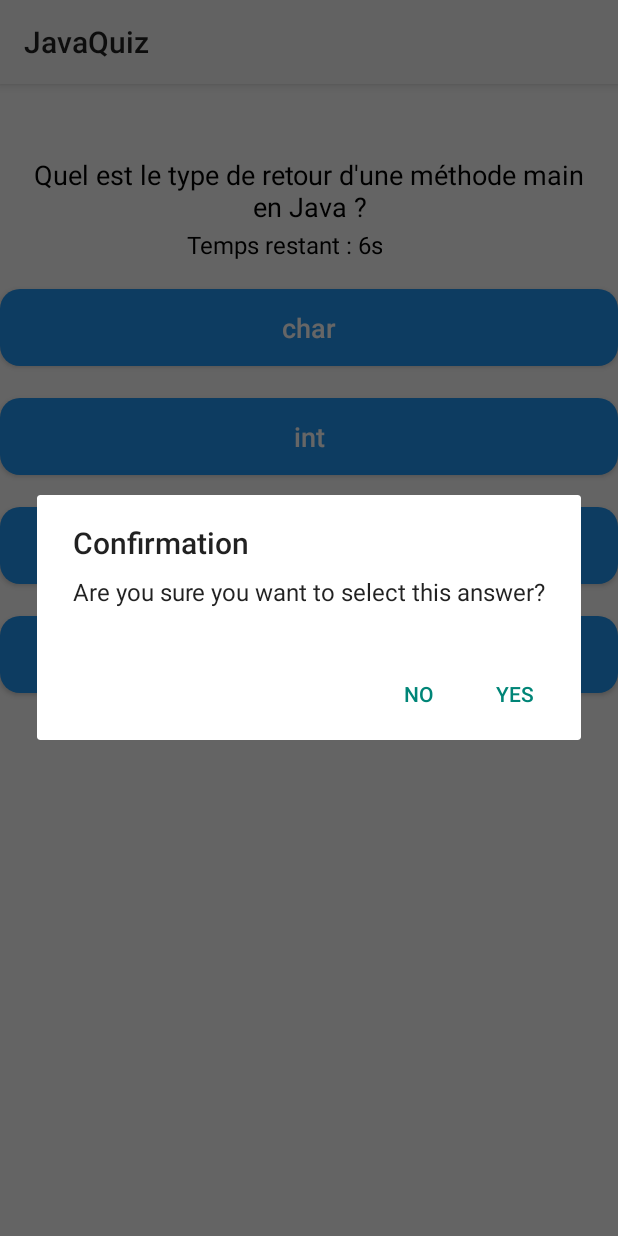
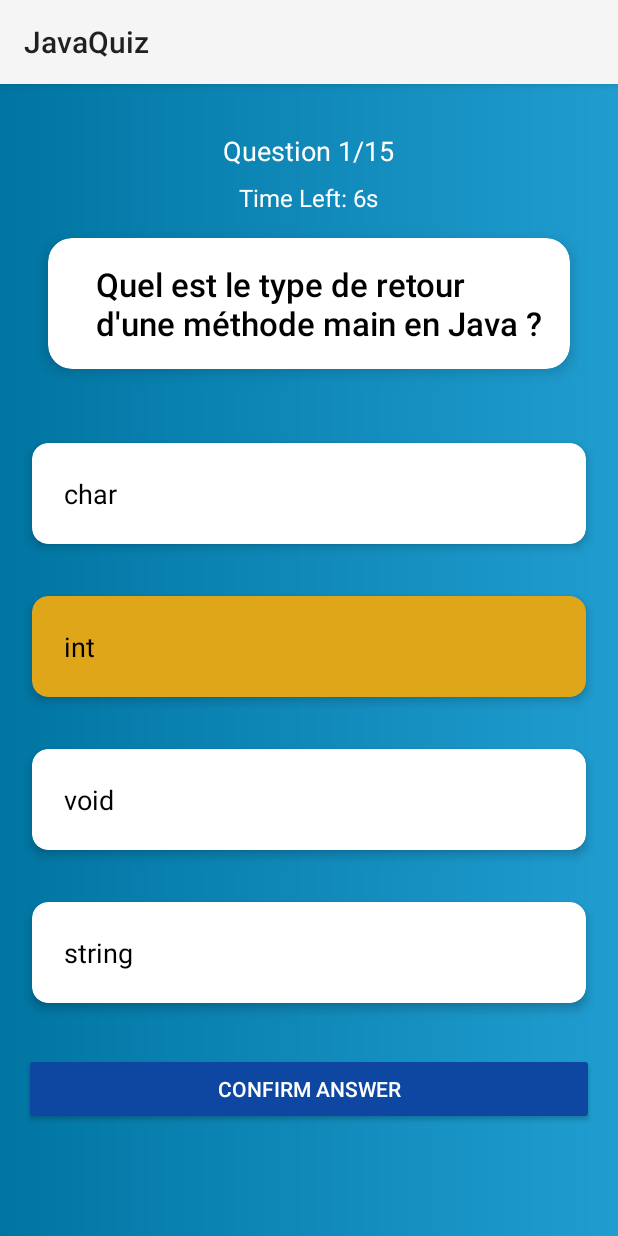
Before and after one commit to sofexbk/PROJET_Jaquiz_G2, an Android app: the ExamModeActivity screen opened directly, with no data from a screen before it, after a tap on "int", on a phone screen of 412 x 824 dp. Run offline under Robolectric (Android 15) with nearby library versions, the phone set to English and light mode, and no system bars.

Commit message:
exam changes

```diff
--- a/app/src/main/java/com/example/javaquiz/ExamModeActivity.java
+++ b/app/src/main/java/com/example/javaquiz/ExamModeActivity.java
@@ -1,10 +1,11 @@
 package com.example.javaquiz;
 
 import android.content.Intent;
+import android.content.res.ColorStateList;
+import android.graphics.Color;
 import android.graphics.drawable.GradientDrawable;
 import android.os.Bundle;
 import android.os.CountDownTimer;
-import android.os.Handler;
 import android.view.View;
 import android.widget.Button;
 import android.widget.LinearLayout;
@@ -15,14 +16,16 @@ import com.example.javaquiz.Models.QuestionExam;
 import com.example.javaquiz.Utils.JSONParserExam;
 import com.example.javaquiz.Utils.QuizDatabaseHelper;
 import com.example.javaquiz.Utils.loadQuizData;
+
 import java.util.ArrayList;
 import java.util.Arrays;
 import java.util.Collections;
 import java.util.List;
 
 public class ExamModeActivity extends AppCompatActivity {
-    private TextView questionText, scoreText, timerText;
+    private TextView questionText, timerText, questionIndicator;
     private LinearLayout optionsLayout;
+    private Button confirmButton;
     private List<QuestionExam> questions;
     private List<QuestionExam> selectedQuestions;
     private int currentQuestionIndex = 0;
@@ -31,19 +34,19 @@ public class ExamModeActivity extends AppCompatActivity {
     private long startTime;
     private int questionTimeLimit = 10;
     private CountDownTimer countDownTimer;
-    private boolean hasAnswered = false; // Track if the user has answered the current question
+    private String selectedOption = null;
 
     @Override
     protected void onCreate(Bundle savedInstanceState) {
         super.onCreate(savedInstanceState);
         setContentView(R.layout.activity_exam_mode);
 
+        // Initialize views
         questionText = findViewById(R.id.questionText);
+        timerText = findViewById(R.id.timerText);
+        questionIndicator = findViewById(R.id.questionIndicator);
         optionsLayout = findViewById(R.id.optionsLayout);
-        scoreText = findViewById(R.id.scoreText);
-        timerText = findViewById(R.id.timerText);
-
-        scoreText.setVisibility(View.GONE);
+        confirmButton = findViewById(R.id.confirmButton);
 
         String jsonString = loadQuizData.readJsonFromRaw(this, R.raw.data);
         if (jsonString != null) {
@@ -61,10 +64,10 @@ public class ExamModeActivity extends AppCompatActivity {
         startTime = System.currentTimeMillis();
         displayQuestion();
 
-        findViewById(R.id.btnReturnHome).setOnClickListener(v -> {
-            Intent intent = new Intent(ExamModeActivity.this, HomeActivity.class);
-            startActivity(intent);
-            finish();
+        confirmButton.setOnClickListener(v -> {
+            if (selectedOption == null) return; // Do nothing if no option is selected
+            if (countDownTimer != null) countDownTimer.cancel(); // Stop the timer
+            checkAnswer(selectedOption);
         });
     }
 
@@ -76,123 +79,105 @@ public class ExamModeActivity extends AppCompatActivity {
 
         QuestionExam currentQuestion = selectedQuestions.get(currentQuestionIndex);
         questionText.setText(currentQuestion.getQuestionText());
+        questionIndicator.setText(String.format("Question %d/%d", currentQuestionIndex + 1, selectedQuestions.size()));
         optionsLayout.removeAllViews();
+        selectedOption = null; // Reset selected option
 
         List<String> options = new ArrayList<>(Arrays.asList(currentQuestion.getOptions()));
         Collections.shuffle(options);
 
         for (String option : options) {
-            Button optionButton = new Button(this);
-            optionButton.setText(option);
-            optionButton.setBackgroundColor(getResources().getColor(R.color.light_blue)); // Custom background color
-            optionButton.setTextColor(getResources().getColor(android.R.color.white)); // White text
-            optionButton.setTextSize(18);
-            optionButton.setPadding(20, 20, 20, 20); // Increase padding for better spacing
-            optionButton.setAllCaps(false); // Optionally disable text all caps
-
-            // Add rounded corners to the button
-            GradientDrawable drawable = new GradientDrawable();
-            drawable.setShape(GradientDrawable.RECTANGLE);
-            drawable.setCornerRadius(20);
-            drawable.setColor(getResources().getColor(R.color.light_blue)); // Set the background color
-            optionButton.setBackground(drawable);
-
-            LinearLayout.LayoutParams layoutParams = new LinearLayout.LayoutParams(
-                    LinearLayout.LayoutParams.MATCH_PARENT,
-                    LinearLayout.LayoutParams.WRAP_CONTENT
-            );
-            layoutParams.setMargins(0, 16, 0, 16);
-            optionButton.setLayoutParams(layoutParams);
-
-            optionButton.setOnClickListener(v -> checkAnswer(option));
-            optionsLayout.addView(optionButton);
+            View optionCard = createOptionCard(option);
+            optionsLayout.addView(optionCard);
         }
 
         startTimer(questionTimeLimit);
     }
 
-    private void checkAnswer(final String selectedText) {
-        if (hasAnswered) return; // Prevent multiple answers
+    private View createOptionCard(String option) {
+        // Create a CardView
+        androidx.cardview.widget.CardView optionCard = new androidx.cardview.widget.CardView(this);
+        optionCard.setCardElevation(6);
+        optionCard.setRadius(16);
+        optionCard.setUseCompatPadding(true);
+        optionCard.setCardBackgroundColor(getResources().getColor(android.R.color.white)); // Default color
 
-        // Show confirmation dialog
-        new AlertDialog.Builder(this)
-                .setTitle("Confirmation")
-                .setMessage("Are you sure you want to select this answer?")
-                .setPositiveButton("Yes", (dialog, which) -> {
-                    hasAnswered = true; // Mark as answered
+        // Create a TextView for the option text
+        TextView optionText = new TextView(this);
+        optionText.setText(option);
+        optionText.setTextSize(18);
+        optionText.setTextColor(getResources().getColor(android.R.color.black));
+        optionText.setPadding(32, 32, 32, 32);
 
-                    QuestionExam currentQuestion = selectedQuestions.get(currentQuestionIndex);
-                    disableOptionButtons();
+        // Add the TextView to the CardView
+        optionCard.addView(optionText);
 
-                    if (selectedText.equals(currentQuestion.getCorrectAnswer())) {
-                        correctAnswers++;
-                        // Attribuer les points selon la difficulté
-                        switch (currentQuestion.getCategory().toLowerCase()) {
-                            case "beginner":
-                                score += 1;
-                                break;
-                            case "intermediate":
-                                score += 3;
-                                break;
-                            case "advanced":
-                                score += 5;
-                                break;
-                        }
-                    }
+        // Set layout parameters for the CardView
+        LinearLayout.LayoutParams params = new LinearLayout.LayoutParams(
+                LinearLayout.LayoutParams.MATCH_PARENT,
+                LinearLayout.LayoutParams.WRAP_CONTENT
+        );
+        params.setMargins(0, 16, 0, 16);
+        optionCard.setLayoutParams(params);
 
-                    if (countDownTimer != null) {
-                        countDownTimer.cancel(); // Stop the timer when the user answers
-                    }
+        // Set click listener to make the card selectable
+        optionCard.setOnClickListener(v -> {
+            // Deselect all options
+            for (int i = 0; i < optionsLayout.getChildCount(); i++) {
+                optionsLayout.getChildAt(i).setBackgroundTintList(ColorStateList.valueOf(getResources().getColor(android.R.color.white)));
+            }
+            // Select the clicked card
+            optionCard.setBackgroundTintList(ColorStateList.valueOf(Color.parseColor("#dfa61a")));
+            selectedOption = option; // Save the selected option
+        });
 
-                    new Handler().postDelayed(ExamModeActivity.this::moveToNextQuestion, 1000);
-                })
-                .setNegativeButton("No", (dialog, which) -> {
-                    dialog.cancel(); // Do nothing, just close the dialog
-                })
-                .show();
+        return optionCard;
     }
 
-    private void moveToNextQuestion() {
+
+    private void checkAnswer(String selectedText) {
+        QuestionExam currentQuestion = selectedQuestions.get(currentQuestionIndex);
+
+        if (selectedText.equals(currentQuestion.getCorrectAnswer())) {
+            correctAnswers++;
+            score += currentQuestion.getCategory().equalsIgnoreCase("beginner") ? 1
+                    : currentQuestion.getCategory().equalsIgnoreCase("intermediate") ? 3 : 5;
+        }
+
         currentQuestionIndex++;
-        hasAnswered = false; // Reset the answered flag
         displayQuestion();
     }
 
     private void showFinalScore() {
         long timeTaken = (System.currentTimeMillis() - startTime) / 1000;
-
-        // Create a dialog to display the final score and a "Back to Home" button
         new AlertDialog.Builder(this)
                 .setTitle("Quiz Finished")
-                .setMessage(String.format("Score final: %d\nQuestions totales: %d\nRéponses correctes: %d",
-                        score, selectedQuestions.size(), correctAnswers))
-                .setPositiveButton("Retour à l'accueil", (dialog, which) -> {
+                .setMessage(String.format("Final Score: %d\nCorrect Answers: %d/%d\nTime Taken: %d seconds",
+                        score, correctAnswers, selectedQuestions.size(), timeTaken))
+                .setPositiveButton("Return to Home", (dialog, which) -> {
                     Intent intent = new Intent(ExamModeActivity.this, HomeActivity.class);
                     startActivity(intent);
                     finish();
                 })
+                .setCancelable(false)
                 .show();
 
         saveResultToDatabase("Exam", score, timeTaken, "General");
-    }
-
-    private void disableOptionButtons() {
-        for (int i = 0; i < optionsLayout.getChildCount(); i++) {
-            optionsLayout.getChildAt(i).setEnabled(false);
-        }
     }
 
     private void startTimer(int timeLimitInSeconds) {
         countDownTimer = new CountDownTimer(timeLimitInSeconds * 1000, 1000) {
             @Override
             public void onTick(long millisUntilFinished) {
-                timerText.setText("Temps restant : " + millisUntilFinished / 1000 + "s");
+                timerText.setText(String.format("Time Left: %ds", millisUntilFinished / 1000));
             }
 
             @Override
             public void onFinish() {
-                if (!hasAnswered) {
-                    moveToNextQuestion(); // Only move to the next question if the user hasn't answered yet
+                if (selectedOption != null) {
+                    checkAnswer(selectedOption);
+                } else {
+                    checkAnswer(""); // Pass empty if no option was selected
                 }
             }
         }.start();
--- a/app/src/main/res/layout/activity_exam_mode.xml
+++ b/app/src/main/res/layout/activity_exam_mode.xml
@@ -1,77 +1,83 @@
-<?xml version="1.0" encoding="utf-8"?>
-<androidx.constraintlayout.widget.ConstraintLayout xmlns:android="http://schemas.android.com/apk/res/android"
-    xmlns:app="http://schemas.android.com/apk/res-auto"
-    xmlns:tools="http://schemas.android.com/tools"
-    android:id="@+id/main"
+<RelativeLayout xmlns:android="http://schemas.android.com/apk/res/android"
     android:layout_width="match_parent"
     android:layout_height="match_parent"
-    tools:context=".ExamModeActivity">
+    xmlns:app="http://schemas.android.com/apk/res-auto"
+    android:background="@drawable/home_background"
+    android:padding="16dp">
 
-    <!-- TextView pour afficher la question -->
+    <!-- Question Indicator -->
     <TextView
-        android:id="@+id/questionText"
-        android:layout_width="0dp"
+        android:id="@+id/questionIndicator"
+        android:layout_width="wrap_content"
         android:layout_height="wrap_content"
-        android:layout_marginTop="32dp"
-        android:text="Question"
+        android:text="Question 1/15"
         android:textSize="18sp"
-        android:textColor="@android:color/black"
-        app:layout_constraintEnd_toEndOf="parent"
-        app:layout_constraintStart_toStartOf="parent"
-        app:layout_constraintTop_toTopOf="parent"
-        android:padding="16dp"
-        android:gravity="center"/>
+        android:textColor="@android:color/white"
+        android:layout_marginTop="16dp"
+        android:layout_alignParentTop="true"
+        android:layout_centerHorizontal="true" />
 
-    <!-- Layout pour les options -->
-    <LinearLayout
-        android:id="@+id/optionsLayout"
-        android:layout_width="0dp"
-        android:layout_height="wrap_content"
-        android:orientation="vertical"
-        android:layout_marginTop="16dp"
-        app:layout_constraintEnd_toEndOf="parent"
-        app:layout_constraintStart_toStartOf="parent"
-        app:layout_constraintTop_toBottomOf="@id/questionText"/>
-
-    <!-- TextView pour afficher le chronomètre -->
-
+    <!-- Timer -->
     <TextView
         android:id="@+id/timerText"
         android:layout_width="wrap_content"
         android:layout_height="wrap_content"
-        android:gravity="center"
-        android:padding="8dp"
-        android:text="Temps restant : 10s"
-        android:textColor="@android:color/black"
+        android:text="Time Left: 10s"
         android:textSize="16sp"
-        app:layout_constraintBottom_toTopOf="@id/optionsLayout"
-        app:layout_constraintEnd_toEndOf="parent"
-        app:layout_constraintHorizontal_bias="0.437"
-        app:layout_constraintStart_toStartOf="parent" />
+        android:textColor="@android:color/white"
+        android:layout_below="@id/questionIndicator"
+        android:layout_centerHorizontal="true"
+        android:layout_marginTop="8dp" />
 
-    <TextView
-        android:id="@+id/scoreText"
-        android:layout_width="wrap_content"
+    <androidx.cardview.widget.CardView
+        android:id="@+id/card_question"
+        android:layout_width="match_parent"
         android:layout_height="wrap_content"
-        android:text="Score final: 0"
-        android:textSize="20sp"
-        android:textColor="@android:color/black"
-        app:layout_constraintEnd_toEndOf="parent"
-        app:layout_constraintStart_toStartOf="parent"
-        app:layout_constraintBottom_toBottomOf="parent"
-        android:visibility="gone"
-        android:gravity="center"/>
+        android:layout_margin="16dp"
+        android:layout_below="@id/timerText"
+        android:layout_marginTop="40dp"
+        app:cardElevation="6dp"
+        app:cardBackgroundColor="#ffffff"
+        app:cardCornerRadius="16dp"
+        android:radius="12dp"
+        android:foreground="?attr/selectableItemBackground">
 
-    <!-- Button pour retourner à l'accueil -->
+        <LinearLayout
+            android:layout_width="match_parent"
+            android:layout_height="wrap_content"
+            android:padding="16dp"
+            android:gravity="center_vertical"
+            android:orientation="horizontal">
+
+            <TextView
+                android:id="@+id/questionText"
+                android:layout_width="wrap_content"
+                android:layout_height="wrap_content"
+                android:text="Question"
+                android:textSize="22sp"
+                android:textColor="#000000"
+                android:layout_marginStart="16dp"
+                android:fontFamily="sans-serif-medium" />
+        </LinearLayout>
+    </androidx.cardview.widget.CardView>
+
+    <!-- Options Layout -->
+    <LinearLayout
+        android:id="@+id/optionsLayout"
+        android:layout_width="match_parent"
+        android:layout_height="wrap_content"
+        android:orientation="vertical"
+        android:layout_below="@id/card_question"
+        android:layout_marginTop="16dp" />
+
+    <!-- Confirm Button -->
     <Button
-        android:id="@+id/btnReturnHome"
-        android:layout_width="wrap_content"
+        android:id="@+id/confirmButton"
+        android:layout_width="match_parent"
         android:layout_height="wrap_content"
-        android:text="Retour à l'accueil"
-        android:layout_marginTop="16dp"
-        app:layout_constraintEnd_toEndOf="parent"
-        app:layout_constraintStart_toStartOf="parent"
-        app:layout_constraintBottom_toBottomOf="parent"
-        android:visibility="gone"/>
-
-</androidx.constraintlayout.widget.ConstraintLayout>
+        android:text="Confirm Answer"
+        android:textColor="@android:color/white"
+        android:backgroundTint="@color/primaryColor"
+        android:layout_below="@id/optionsLayout"
+        android:layout_marginTop="16dp" />
+</RelativeLayout>
```
